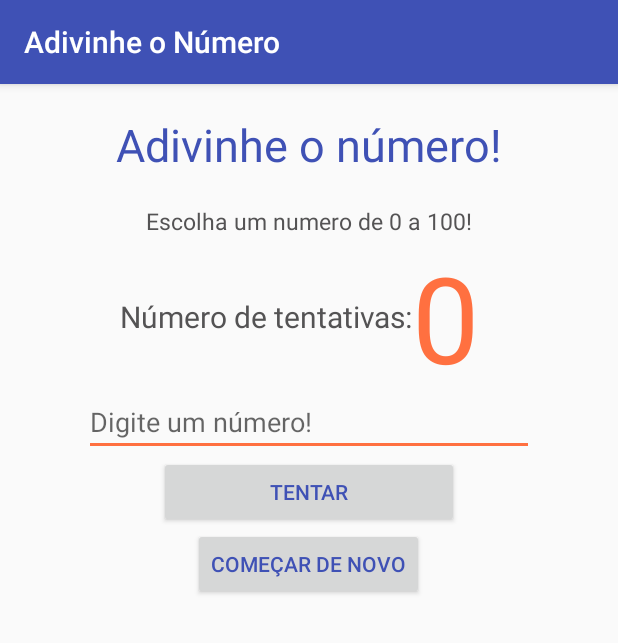
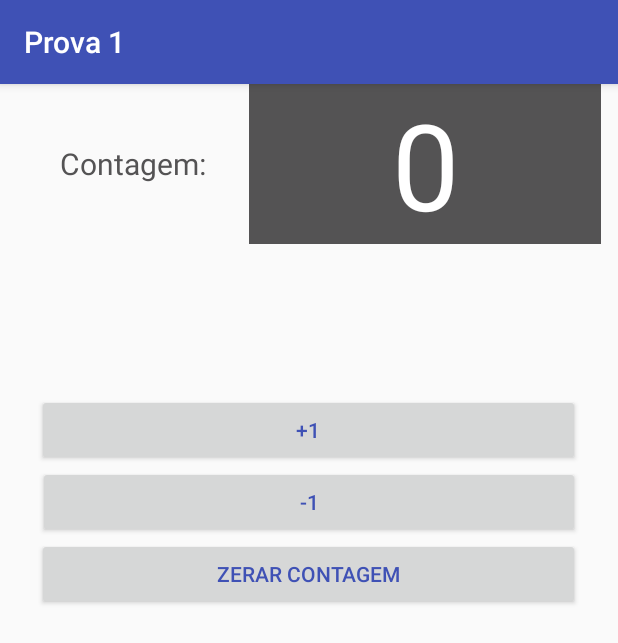
Before and after one commit to MMarafelli/incrementador, an Android app: the screen it shows after launch (MainActivity), on a phone screen of 412 x 824 dp. Shown: the top 643 px of the screen. Run offline under Robolectric (Android 15) with nearby library versions, the phone set to English and light mode, and no system bars.

Commit message:
Prova 1 de Android

```diff
--- a/AdivinheONumero/build.gradle
+++ b/AdivinheONumero/build.gradle
@@ -16,10 +16,11 @@ android {
             proguardFiles getDefaultProguardFile('proguard-android.txt'), 'proguard-rules.pro'
         }
     }
+    buildToolsVersion '28.0.2'
 }
 
 dependencies {
-    implementation fileTree(dir: 'libs', include: ['*.jar'])
+    implementation fileTree(include: ['*.jar'], dir: 'libs')
     implementation 'com.android.support:appcompat-v7:27.1.1'
     implementation 'com.android.support.constraint:constraint-layout:1.1.2'
     testImplementation 'junit:junit:4.12'
--- a/AdivinheONumero/src/main/AndroidManifest.xml
+++ b/AdivinheONumero/src/main/AndroidManifest.xml
@@ -9,7 +9,7 @@
         android:roundIcon="@mipmap/ic_launcher_round"
         android:supportsRtl="true"
         android:theme="@style/AppTheme">
-        <activity android:name=".MainActivity">
+        <activity android:name="Prova1.br.com.adivinhaonmero.MainActivity">
             <intent-filter>
                 <action android:name="android.intent.action.MAIN" />
 
--- /dev/null
+++ b/AdivinheONumero/src/main/java/Prova1/br/com/adivinhaonmero/MainActivity.java
@@ -0,0 +1,72 @@
+package Prova1.br.com.adivinhaonmero;
+
+import android.graphics.Color;
+import android.os.Bundle;
+import android.support.v7.app.AlertDialog;
+import android.support.v7.app.AppCompatActivity;
+import android.view.KeyEvent;
+import android.view.View;
+import android.view.inputmethod.InputMethodManager;
+import android.widget.Button;
+import android.widget.EditText;
+import android.widget.RadioButton;
+import android.widget.RadioGroup;
+import android.widget.TextView;
+import android.widget.Toast;
+
+import java.util.Random;
+
+import ifcommunity.br.com.adivinhaonmero.R;
+
+public class MainActivity extends AppCompatActivity {
+
+    private TextView numeroTentativasTextView;
+    private Button aumentarButton;
+    private Button diminuirButton;
+    private Button resetarButton;
+
+    private int numeroTentativas;
+
+
+    @Override
+    protected void onCreate(Bundle savedInstanceState) {
+        super.onCreate(savedInstanceState);
+        setContentView(R.layout.activity_main);
+
+        initViews();
+
+        aumentarButton.setOnClickListener(new View.OnClickListener() {
+            @Override
+            public void onClick(View view) {
+                numeroTentativas++;
+                numeroTentativasTextView.setText(Integer.toString(numeroTentativas));
+                numeroTentativasTextView.setBackgroundColor(Color.BLUE);
+            }
+        });
+
+        diminuirButton.setOnClickListener(new View.OnClickListener() {
+            @Override
+            public void onClick(View view) {
+                numeroTentativas--;
+                numeroTentativasTextView.setText(Integer.toString(numeroTentativas));
+                numeroTentativasTextView.setBackgroundColor(Color.RED);
+            }
+        });
+
+        resetarButton.setOnClickListener(new View.OnClickListener() {
+            @Override
+            public void onClick(View view) {
+                numeroTentativas = 0;
+                numeroTentativasTextView.setText(Integer.toString(numeroTentativas));
+                numeroTentativasTextView.setBackgroundColor(Color.GREEN);
+            }
+        });
+    }
+
+    private void initViews() {
+        numeroTentativasTextView = findViewById(R.id.numero_contagem_textview);
+        resetarButton = findViewById(R.id.resetar_button);
+        aumentarButton = findViewById(R.id.aumentar_button);
+        diminuirButton = findViewById(R.id.diminuir_button);
+    }
+}
--- a/AdivinheONumero/src/main/java/ifcommunity/br/com/adivinhaonmero/MainActivity.java
+++ /dev/null
@@ -1,141 +0,0 @@
-package ifcommunity.br.com.adivinhaonmero;
-
-import android.os.Bundle;
-import android.support.v7.app.AlertDialog;
-import android.support.v7.app.AppCompatActivity;
-import android.view.KeyEvent;
-import android.view.View;
-import android.view.inputmethod.InputMethodManager;
-import android.widget.Button;
-import android.widget.EditText;
-import android.widget.RadioButton;
-import android.widget.RadioGroup;
-import android.widget.TextView;
-import android.widget.Toast;
-
-import java.util.Random;
-
-public class MainActivity extends AppCompatActivity {
-
-    public final int MAIS = 1;
-    public final int MENOS = 2;
-    public final int ACERTOU = 3;
-
-    private TextView mNumeroTentativasTextView;
-    private EditText mNumeroDigitadoEditText;
-    private TextView mFeedbackTextView;
-    private Button mTentarButton;
-    private Button mResetarButton;
-
-    private int mNumeroGerado;
-    private int mNumeroTentativas;
-
-
-    @Override
-    protected void onCreate(Bundle savedInstanceState) {
-        super.onCreate(savedInstanceState);
-        setContentView(R.layout.activity_main);
-
-        initViews();
-        geraNumero();
-
-        mTentarButton.setOnClickListener(new View.OnClickListener() {
-            @Override
-            public void onClick(View view) {
-                comparaNumeroDigitadoComNumeroGerado();
-            }
-        });
-
-        mResetarButton.setOnClickListener(new View.OnClickListener() {
-            @Override
-            public void onClick(View view) {
-                resetaJogo();
-            }
-        });
-
-        mNumeroDigitadoEditText.setOnKeyListener(new View.OnKeyListener() {
-            @Override
-            public boolean onKey(View view, int i, KeyEvent keyEvent) {
-                switch (keyEvent.getKeyCode()) {
-                    case KeyEvent.KEYCODE_ENTER:
-                        comparaNumeroDigitadoComNumeroGerado();
-                }
-
-                return false;
-            }
-        });
-
-    }
-
-    private void comparaNumeroDigitadoComNumeroGerado() {
-        atualizaNumeroDeTentativas();
-
-        if (mNumeroGerado == Integer.parseInt(mNumeroDigitadoEditText.getText().toString())) {
-            trocaMensagem(ACERTOU);
-            mNumeroDigitadoEditText.setText("");
-
-        } else if (mNumeroGerado > Integer.parseInt(mNumeroDigitadoEditText.getText().toString())) {
-            trocaMensagem(MAIS);
-            mNumeroDigitadoEditText.setText("");
-
-        } else if (mNumeroGerado < Integer.parseInt(mNumeroDigitadoEditText.getText().toString())) {
-            trocaMensagem(MENOS);
-            mNumeroDigitadoEditText.setText("");
-        }
-    }
-
-    private void atualizaNumeroDeTentativas() {
-        mNumeroTentativas++;
-        mNumeroTentativasTextView.setText(Integer.toString(mNumeroTentativas));
-    }
-
-    private void geraNumero() {
-        Random random = new Random();
-
-                mNumeroGerado = random.nextInt(100);
-    }
-
-    private void resetaJogo() {
-        mFeedbackTextView.setVisibility(View.GONE);
-        mNumeroTentativasTextView.setText(R.string.default_tentativas_textview);
-        mNumeroDigitadoEditText.setText("");
-        mNumeroTentativas = 0;
-        mTentarButton.setEnabled(true);
-        geraNumero();
-    }
-
-    private void trocaMensagem(int estado) {
-        mFeedbackTextView.setVisibility(View.VISIBLE);
-
-        switch (estado) {
-            case 1:
-                mFeedbackTextView.setText(R.string.feedback_maior_textview);
-                break;
-
-            case 2:
-                mFeedbackTextView.setText(R.string.feedback_menor_textview);
-                break;
-
-            case 3:
-                jogadorGanhou();
-                break;
-        }
-    }
-
-    private void jogadorGanhou() {
-        new AlertDialog.Builder(MainActivity.this)
-                .setMessage(getString(R.string.feedback_acertou)
-                        .replace("${value}", Integer.toString(mNumeroTentativas)))
-                .show();
-        mFeedbackTextView.setVisibility(View.GONE);
-        mTentarButton.setEnabled(false);
-    }
-
-    private void initViews() {
-        mNumeroTentativasTextView = findViewById(R.id.numero_tentativas_textview);
-        mFeedbackTextView = findViewById(R.id.feedback_textview);
-        mNumeroDigitadoEditText = findViewById(R.id.numero_edittext);
-        mTentarButton = findViewById(R.id.tentar_button);
-        mResetarButton = findViewById(R.id.resetar_button);
-    }
-}
--- a/AdivinheONumero/src/main/res/layout/activity_main.xml
+++ b/AdivinheONumero/src/main/res/layout/activity_main.xml
@@ -4,7 +4,7 @@
     android:layout_width="match_parent"
     android:layout_height="match_parent"
     android:orientation="vertical"
-    tools:context=".MainActivity">
+    tools:context="Prova1.br.com.adivinhaonmero.MainActivity">
 
 
     <LinearLayout
@@ -12,89 +12,72 @@
         android:layout_height="wrap_content"
         android:orientation="vertical">
 
-        <TextView
-            android:layout_width="wrap_content"
-            android:layout_height="wrap_content"
-            android:layout_gravity="center"
-            android:layout_marginTop="20dp"
-            android:text="@string/titulo_textview"
-            android:textColor="@color/colorPrimary"
-            android:textSize="30sp" />
-
-        <TextView
-            android:layout_width="wrap_content"
-            android:layout_height="wrap_content"
-            android:layout_gravity="center"
-            android:layout_marginTop="20dp"
-            android:text="@string/subtitulo_textview"
-            android:textColor="@color/colorTexto"
-            android:textSize="15sp" />
-
         <LinearLayout
             android:layout_width="match_parent"
             android:layout_height="wrap_content"
-            android:weightSum="6">
+            android:weightSum="6"
+            android:layout_marginLeft="11dp"
+            android:layout_marginRight="11dp">
 
             <TextView
-                android:id="@+id/texto_tentativas_textview"
-                android:layout_width="0dp"
-                android:layout_weight="4"
+                android:id="@+id/texto_contagem_textview"
+                android:layout_width="44dp"
                 android:layout_height="wrap_content"
                 android:layout_gravity="center"
-                android:textAlignment="textEnd"
+                android:layout_weight="4"
                 android:text="@string/texto_tentativas_textview"
+                android:textAlignment="center"
                 android:textColor="@color/colorTexto"
                 android:textSize="20sp" />
 
             <TextView
-                android:id="@+id/numero_tentativas_textview"
-                android:layout_width="0dp"
+                android:id="@+id/numero_contagem_textview"
+                android:layout_width="179dp"
+                android:layout_height="wrap_content"
+                android:layout_gravity="center"
                 android:layout_weight="2"
-                android:layout_height="wrap_content"
-                android:textAlignment="textStart"
-                android:layout_gravity="center"
+                android:background="@color/colorTexto"
                 android:text="@string/default_tentativas_textview"
-                android:textColor="@color/colorAccent"
+                android:textAlignment="center"
+                android:textColor="@color/colorContador"
                 android:textSize="80sp" />
 
         </LinearLayout>
 
-        <EditText
-            android:id="@+id/numero_edittext"
-            android:layout_width="300dp"
-            android:layout_height="39dp"
-            android:layout_gravity="center"
-            android:hint="@string/hint_numero_edittext"
-            android:inputType="number" />
-
-        <TextView
-            android:id="@+id/feedback_textview"
-            android:layout_width="wrap_content"
+        <Button
+            android:layout_marginTop="100dp"
+            android:id="@+id/aumentar_button"
+            android:layout_width="362dp"
             android:layout_height="wrap_content"
             android:layout_gravity="center"
-            android:textColor="#ff0000"
-            android:textSize="16sp"
-            android:visibility="gone" />
-
-
-        <Button
-            android:id="@+id/tentar_button"
-            android:layout_width="200dp"
-            android:layout_height="wrap_content"
-            android:layout_gravity="center"
-            android:text="@string/tentar_button"
+            android:layout_marginLeft="11dp"
+            android:layout_marginRight="11dp"
+            android:text="@string/aumentar_button"
             android:textAllCaps="true"
             android:textColor="@color/colorPrimary" />
 
         <Button
+            android:id="@+id/diminuir_button"
+            android:layout_width="361dp"
+            android:layout_height="wrap_content"
+            android:layout_gravity="center"
+            android:text="@string/diminuir_button"
+            android:textAllCaps="true"
+            android:textColor="@color/colorPrimary"
+            android:layout_marginLeft="11dp"
+            android:layout_marginRight="11dp"/>
+
+        <Button
             android:id="@+id/resetar_button"
-            android:layout_width="wrap_content"
+            android:layout_width="362dp"
             android:layout_height="wrap_content"
             android:layout_gravity="center"
             android:layout_marginBottom="30dp"
             android:text="@string/resetar_button"
             android:textAllCaps="true"
-            android:textColor="@color/colorPrimary" />
+            android:textColor="@color/colorPrimary"
+            android:layout_marginLeft="11dp"
+            android:layout_marginRight="11dp"/>
 
     </LinearLayout>
 
--- a/AdivinheONumero/src/main/res/values/colors.xml
+++ b/AdivinheONumero/src/main/res/values/colors.xml
@@ -3,5 +3,6 @@
     <color name="colorPrimary">#3F51B5</color>
     <color name="colorPrimaryDark">#303F9F</color>
     <color name="colorAccent">#ff7040</color>
+    <color name="colorContador">#fff</color>
     <color name="colorTexto">#545354</color>
 </resources>
--- a/AdivinheONumero/src/main/res/values/strings.xml
+++ b/AdivinheONumero/src/main/res/values/strings.xml
@@ -1,13 +1,8 @@
 <resources>
-    <string name="app_name">Adivinhe o Número</string>
-    <string name="titulo_textview">Adivinhe o número!</string>
-    <string name="subtitulo_textview">Escolha um numero de 0 a 100!</string>
+    <string name="app_name">Prova 1</string>
     <string name="default_tentativas_textview">0</string>
-    <string name="texto_tentativas_textview">Número de tentativas: </string>
-    <string name="hint_numero_edittext">Digite um número!</string>
-    <string name="tentar_button">Tentar</string>
-    <string name="resetar_button">Começar de novo</string>
-    <string name="feedback_maior_textview">O número é <b>maior</b>!</string>
-    <string name="feedback_menor_textview">O número é <b>menor</b>!</string>
-    <string name="feedback_acertou">Você acertou em ${value} tentativa(s)</string>
+    <string name="texto_tentativas_textview">Contagem: </string>
+    <string name="aumentar_button">+1</string>
+    <string name="diminuir_button">-1</string>
+    <string name="resetar_button">Zerar contagem</string>
 </resources>
```
Also changed, not shown: 2 other files.
